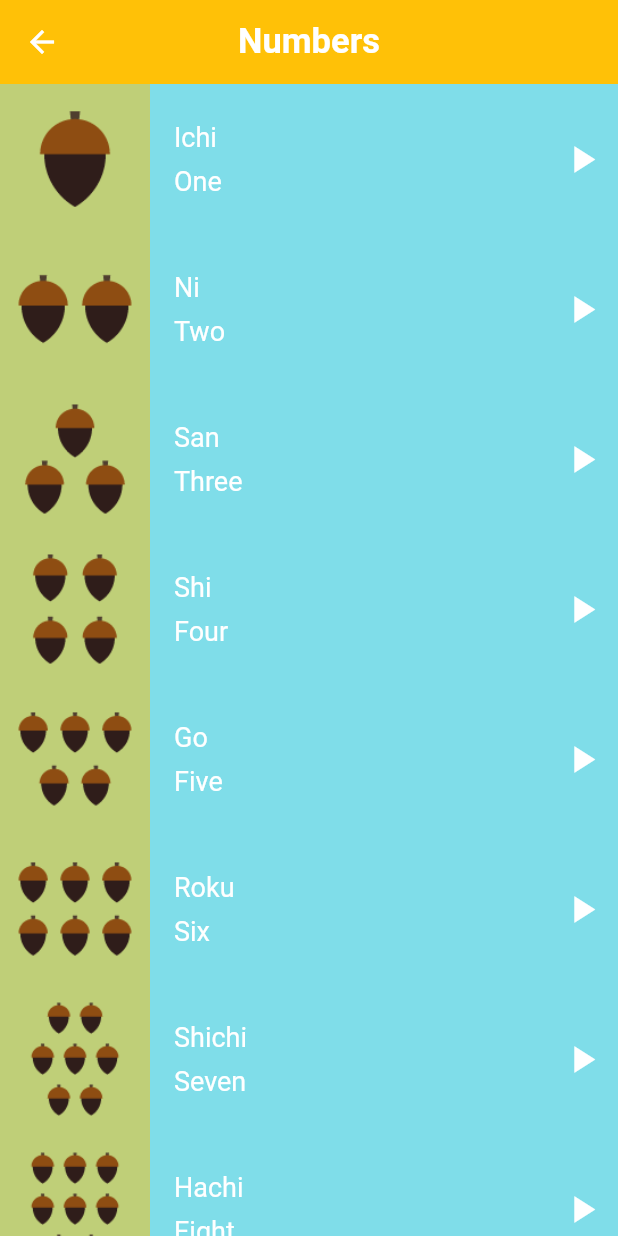
After one commit to ahmedghaly15/Toku-App, a Flutter app: the screen it shows after launch, after a tap on "Numbers", on a phone screen of 412 x 824 dp. The commit adds this screen. Run offline on Flutter 3.47's test engine with Material 2 defaults, Android fonts, the phone set to English and light mode, and no system bars.

Commit message:
Project files are finished and uploaded

```diff
--- /dev/null
+++ b/lib/components/category_item.dart
@@ -0,0 +1,36 @@
+import 'package:flutter/material.dart';
+
+class CategoryItem extends StatelessWidget {
+  final String title;
+  final Color color;
+  final void Function()? onTap;
+
+  const CategoryItem({
+    super.key,
+    required this.title,
+    required this.color,
+    this.onTap,
+  });
+
+  @override
+  Widget build(BuildContext context) {
+    return GestureDetector(
+      onTap: onTap,
+      child: Container(
+        alignment: Alignment.centerLeft,
+        padding: const EdgeInsets.only(left: 24),
+        width: double.infinity,
+        height: 65,
+        color: color,
+        child: Text(
+          title,
+          style: const TextStyle(
+            fontSize: 20,
+            fontWeight: FontWeight.bold,
+            color: Colors.white,
+          ),
+        ),
+      ),
+    );
+  }
+}
--- /dev/null
+++ b/lib/components/item.dart
@@ -0,0 +1,75 @@
+import 'package:audioplayers/audioplayers.dart';
+import 'package:flutter/material.dart';
+import 'package:toku_app/models/model.dart';
+
+class Item extends StatelessWidget {
+  final Model model;
+  final String prefix;
+  final Color? imageColor;
+  final Color containerColor;
+  const Item({
+    super.key,
+    required this.model,
+    required this.prefix,
+    required this.containerColor,
+    this.imageColor,
+  });
+
+  @override
+  Widget build(BuildContext context) {
+    return Container(
+      height: 100,
+      width: double.infinity,
+      color: containerColor,
+      child: Row(
+        children: <Widget>[
+          if (model.image != null)
+            Container(
+              color: imageColor,
+              child: Image.asset(model.image!),
+            ),
+          Padding(
+            padding: const EdgeInsets.only(left: 16),
+            child: Column(
+              mainAxisAlignment: MainAxisAlignment.center,
+              crossAxisAlignment: CrossAxisAlignment.start,
+              children: <Widget>[
+                Text(
+                  model.jbName,
+                  style: const TextStyle(
+                    color: Colors.white,
+                    fontSize: 18,
+                  ),
+                ),
+                const SizedBox(height: 8),
+                Text(
+                  model.enName,
+                  style: const TextStyle(
+                    color: Colors.white,
+                    fontSize: 18,
+                  ),
+                ),
+              ],
+            ),
+          ),
+          const Spacer(flex: 1),
+          IconButton(
+            onPressed: () {
+              try {
+                AudioCache player = AudioCache(prefix: prefix);
+                player.play(model.sound);
+              } catch (error) {
+                print(error);
+              }
+            },
+            icon: const Icon(
+              Icons.play_arrow,
+              color: Colors.white,
+              size: 30,
+            ),
+          ),
+        ],
+      ),
+    );
+  }
+}
--- a/lib/main.dart
+++ b/lib/main.dart
@@ -24,6 +24,7 @@ class TokuApp extends StatelessWidget {
             color: Colors.white,
           ),
         ),
+        scaffoldBackgroundColor: Colors.white,
       ),
       home: const HomeScreen(),
     );
--- /dev/null
+++ b/lib/models/model.dart
@@ -0,0 +1,13 @@
+class Model {
+  final String? image;
+  final String jbName;
+  final String enName;
+  final String sound;
+
+  const Model({
+    this.image,
+    required this.jbName,
+    required this.enName,
+    required this.sound,
+  });
+}
--- a/lib/modules/home_screen.dart
+++ b/lib/modules/home_screen.dart
@@ -1,4 +1,10 @@
 import 'package:flutter/material.dart';
+import 'package:toku_app/modules/colors_screen.dart';
+import 'package:toku_app/modules/family_members_screen.dart';
+import 'package:toku_app/modules/numbers_screen.dart';
+import 'package:toku_app/modules/phrases_screen.dart';
+import 'package:toku_app/shared/constants.dart';
+import 'package:toku_app/components/category_item.dart';
 
 class HomeScreen extends StatelessWidget {
   const HomeScreen({super.key});
@@ -9,6 +15,42 @@ class HomeScreen extends StatelessWidget {
       appBar: AppBar(
         title: const Text("Toku"),
       ),
+      body: Column(
+        children: <Widget>[
+          CategoryItem(
+            title: "Numbers",
+            color: Colors.amber,
+            onTap: () => navigateTo(
+              context: context,
+              screen: const NumbersScreen(),
+            ),
+          ),
+          CategoryItem(
+            title: "Family Members",
+            color: Colors.blue.shade400,
+            onTap: () => navigateTo(
+              context: context,
+              screen: const FamilyMembersScreen(),
+            ),
+          ),
+          CategoryItem(
+            title: "Colors",
+            color: Colors.purple,
+            onTap: () => navigateTo(
+              context: context,
+              screen: const ColorsScreen(),
+            ),
+          ),
+          CategoryItem(
+            title: "Phrases",
+            color: Colors.lightGreen.shade600,
+            onTap: () => navigateTo(
+              context: context,
+              screen: const PhrasesScreen(),
+            ),
+          ),
+        ],
+      ),
     );
   }
 }
--- /dev/null
+++ b/lib/modules/numbers_screen.dart
@@ -0,0 +1,91 @@
+import 'package:flutter/material.dart';
+import 'package:toku_app/components/item.dart';
+import 'package:toku_app/models/model.dart';
+
+class NumbersScreen extends StatelessWidget {
+  const NumbersScreen({super.key});
+
+  final List<Model> numbers = const [
+    Model(
+      image: 'assets/images/numbers/number_one.png',
+      jbName: "Ichi",
+      enName: "One",
+      sound: 'number_one_sound.mp3',
+    ),
+    Model(
+      image: 'assets/images/numbers/number_two.png',
+      jbName: "Ni",
+      enName: "Two",
+      sound: 'number_two_sound.mp3',
+    ),
+    Model(
+      image: 'assets/images/numbers/number_three.png',
+      jbName: "San",
+      enName: "Three",
+      sound: 'number_three_sound.mp3',
+    ),
+    Model(
+      image: 'assets/images/numbers/number_four.png',
+      jbName: "Shi",
+      enName: "Four",
+      sound: 'number_four_sound.mp3',
+    ),
+    Model(
+      image: 'assets/images/numbers/number_five.png',
+      jbName: "Go",
+      enName: "Five",
+      sound: 'number_five_sound.mp3',
+    ),
+    Model(
+      image: 'assets/images/numbers/number_six.png',
+      jbName: "Roku",
+      enName: "Six",
+      sound: 'number_six_sound.mp3',
+    ),
+    Model(
+      image: 'assets/images/numbers/number_seven.png',
+      jbName: "Shichi",
+      enName: "Seven",
+      sound: 'number_seven_sound.mp3',
+    ),
+    Model(
+      image: 'assets/images/numbers/number_eight.png',
+      jbName: "Hachi",
+      enName: "Eight",
+      sound: 'number_eight_sound.mp3',
+    ),
+    Model(
+      image: 'assets/images/numbers/number_nine.png',
+      jbName: "Kyuu",
+      enName: "Nine",
+      sound: 'number_nine_sound.mp3',
+    ),
+    Model(
+      image: 'assets/images/numbers/number_ten.png',
+      jbName: "Juu",
+      enName: "Ten",
+      sound: 'number_ten_sound.mp3',
+    ),
+  ];
+
+  @override
+  Widget build(BuildContext context) {
+    return Scaffold(
+      appBar: AppBar(
+        title: const Text("Numbers"),
+        backgroundColor: Colors.amber,
+      ),
+      body: ListView.builder(
+        itemCount: numbers.length,
+        itemBuilder: (context, index) {
+          return Item(
+            model: numbers[index],
+            prefix: 'assets/sounds/numbers/',
+            imageColor: Colors.amber.withOpacity(0.5),
+            containerColor: Colors.cyan.withOpacity(0.5),
+          );
+        },
+      ),
+    );
+  }
+}
--- /dev/null
+++ b/lib/shared/constants.dart
@@ -0,0 +1,11 @@
+import 'package:flutter/material.dart';
+
+void navigateTo({
+  required BuildContext context,
+  required Widget screen,
+}) {
+  Navigator.push(
+    context,
+    MaterialPageRoute(builder: (context) => screen),
+  );
+}
```
Also changed, not shown: lib/modules/colors_screen.dart (+78 -0 lines), lib/modules/family_members_screen.dart (+90 -0 lines), lib/modules/phrases_screen.dart (+74 -0 lines), pubspec.yaml (+12 -2 lines), lib/modules/members_screen.dart (deleted), pubspec.lock.
